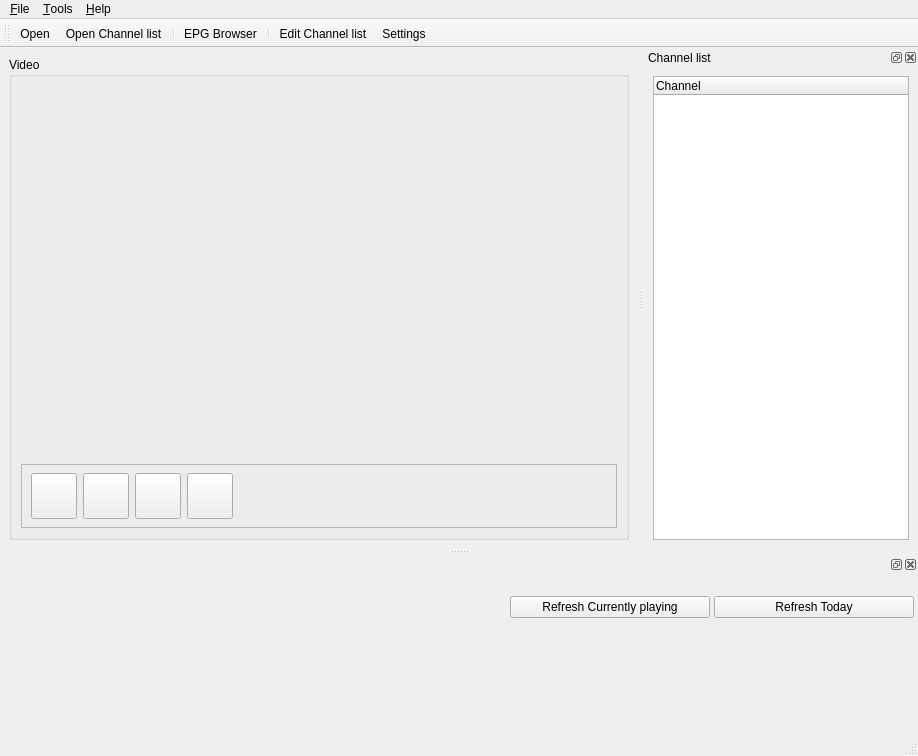
This is ui/Tano.ui in ntadej/tano as Qt 5 draws it before an edit. The edited form follows.
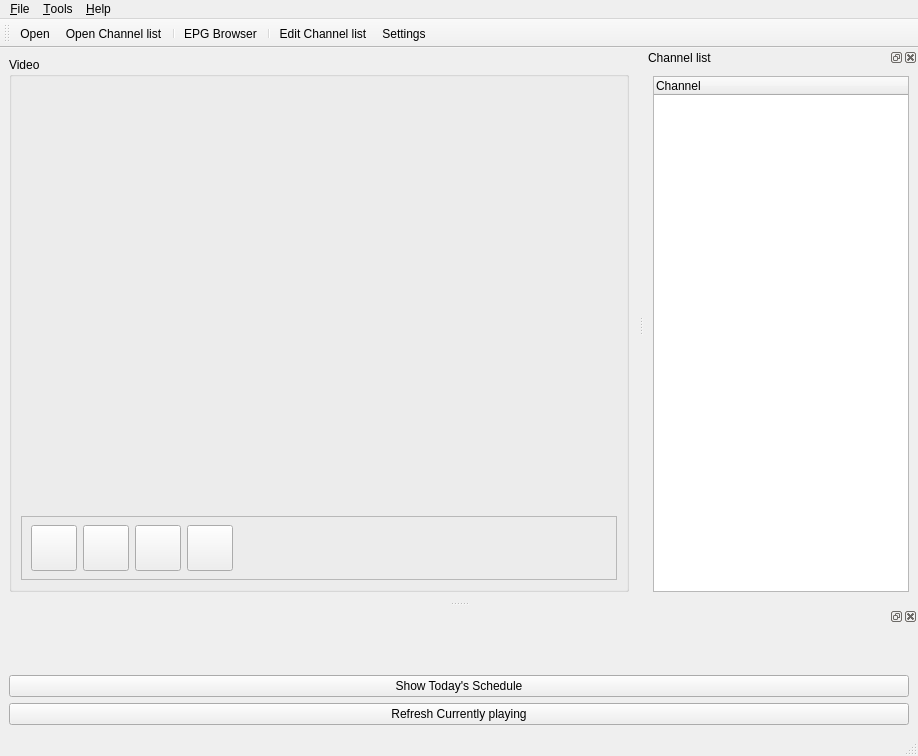
This is the edited form. Icons and pictures are not drawn. Custom widgets are drawn as their Qt base class.

Commit message: EPG Today improvements

What changed in the file:
```diff
--- a/ui/Tano.ui
+++ b/ui/Tano.ui
@@ -17,7 +17,7 @@
     <normaloff>:/icons/images/tano.png</normaloff>:/icons/images/tano.png</iconset>
   </property>
   <widget class="QWidget" name="centralwidget" >
-   <layout class="QVBoxLayout" name="verticalLayout" >
+   <layout class="QVBoxLayout" name="verticalLayout_2" >
     <item>
      <widget class="QGroupBox" name="videoBox" >
       <property name="sizePolicy" >
@@ -323,13 +323,7 @@
     <number>8</number>
    </attribute>
    <widget class="QWidget" name="dockWidgetContents_2" >
-    <layout class="QVBoxLayout" name="verticalLayout_3" >
-     <property name="spacing" >
-      <number>4</number>
-     </property>
-     <property name="margin" >
-      <number>4</number>
-     </property>
+    <layout class="QVBoxLayout" name="verticalLayout" >
      <item>
       <widget class="QLabel" name="labelLanguage" >
        <property name="text" >
@@ -338,104 +332,25 @@
       </widget>
      </item>
      <item>
-      <layout class="QHBoxLayout" name="layoutNow" >
-       <item>
-        <widget class="QLabel" name="labelNow" >
-         <property name="text" >
-          <string/>
-         </property>
-        </widget>
-       </item>
-       <item>
-        <widget class="QPushButton" name="buttonRefresh" >
-         <property name="maximumSize" >
-          <size>
-           <width>200</width>
-           <height>24</height>
-          </size>
-         </property>
-         <property name="text" >
-          <string>Refresh Currently playing</string>
-         </property>
-        </widget>
-       </item>
-       <item>
-        <widget class="QPushButton" name="buttonRefreshToday" >
-         <property name="maximumSize" >
-          <size>
-           <width>200</width>
-           <height>24</height>
-          </size>
-         </property>
-         <property name="text" >
-          <string>Refresh Today</string>
-         </property>
-        </widget>
-       </item>
-      </layout>
+      <widget class="QLabel" name="labelNow" >
+       <property name="text" >
+        <string/>
+       </property>
+      </widget>
      </item>
      <item>
-      <widget class="QScrollArea" name="scrollArea" >
-       <property name="minimumSize" >
-        <size>
-         <width>0</width>
-         <height>50</height>
-        </size>
+      <widget class="QPushButton" name="buttonToday" >
+       <property name="text" >
+        <string>Show Today's Schedule</string>
        </property>
-       <property name="frameShape" >
-        <enum>QFrame::NoFrame</enum>
-       </property>
-       <property name="verticalScrollBarPolicy" >
-        <enum>Qt::ScrollBarAlwaysOff</enum>
-       </property>
-       <property name="widgetResizable" >
-        <bool>true</bool>
-       </property>
-       <widget class="QWidget" name="scrollAreaWidgetContents_2" >
-        <property name="geometry" >
-         <rect>
-          <x>0</x>
-          <y>0</y>
-          <width>902</width>
-          <height>50</height>
-         </rect>
-        </property>
-        <layout class="QVBoxLayout" name="verticalLayout_2" >
-         <property name="topMargin" >
-          <number>0</number>
-         </property>
-         <property name="bottomMargin" >
-          <number>0</number>
-         </property>
-         <item>
-          <widget class="QLabel" name="labelTodayEpg" >
-           <property name="minimumSize" >
-            <size>
-             <width>0</width>
-             <height>0</height>
-            </size>
-           </property>
-           <property name="text" >
-            <string/>
-           </property>
-          </widget>
-         </item>
-        </layout>
-       </widget>
       </widget>
      </item>
      <item>
-      <spacer name="verticalSpacer" >
-       <property name="orientation" >
-        <enum>Qt::Vertical</enum>
+      <widget class="QPushButton" name="buttonRefresh" >
+       <property name="text" >
+        <string>Refresh Currently playing</string>
        </property>
-       <property name="sizeHint" stdset="0" >
-        <size>
-         <width>20</width>
-         <height>40</height>
-        </size>
-       </property>
-      </spacer>
+      </widget>
      </item>
     </layout>
    </widget>
```
The commit also changes 12 other files.
